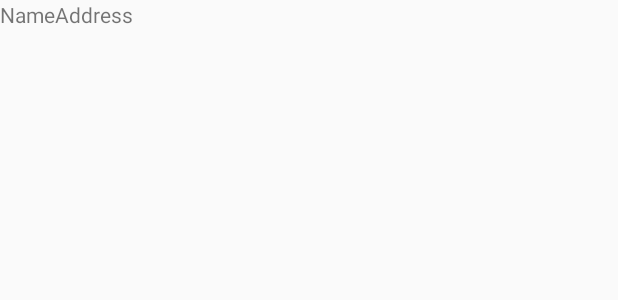
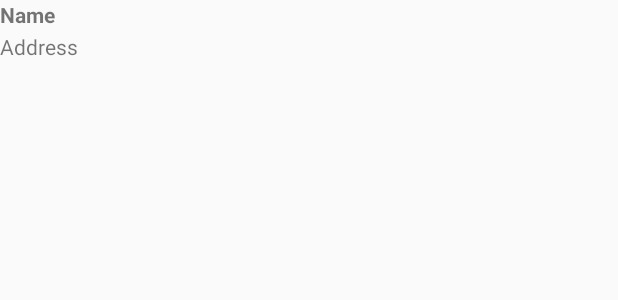
Before and after one commit to gl-30hacks/gdrivemate, an Android app: the layout rest_user.xml on its own in the app's theme, with its tools: preview values and no code run, on a phone screen of 412 x 824 dp. Shown: the top 300 px of the screen. Run offline under Robolectric (Android 15) with nearby library versions, the phone set to English and light mode, and no system bars.

Commit message:
latest update

```diff
--- a/demo/src/main/res/layout/rest_user.xml
+++ b/demo/src/main/res/layout/rest_user.xml
@@ -1,10 +1,13 @@
 <LinearLayout xmlns:android="http://schemas.android.com/apk/res/android"
     android:layout_width="match_parent"
-    android:layout_height="match_parent" >
+    android:layout_height="match_parent"
+    android:orientation="vertical">
     <TextView
         android:id="@+id/tvName"
         android:layout_width="wrap_content"
         android:layout_height="wrap_content"
+        android:layout_marginBottom="2dp"
+        android:textStyle="bold"
         android:text="Name" />
     <TextView
         android:id="@+id/tvHome"
```
Also changed, not shown: demo/src/main/java/com/gl/gdrivemate/demo/MapsActivity.java (+37 -4 lines), demo/src/main/res/layout/activity_demo.xml (+14 -8 lines).
